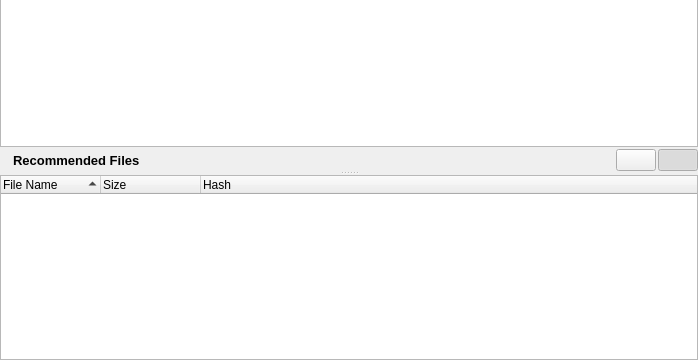
Before: the Qt Designer form retroshare-gui/src/gui/msgs/MessageWidget.ui in RetroShare/RetroShare, drawn with Qt 5; both pictures show x 0 to 698 and y 179 to 539 of the 698 by 539 pixel window.
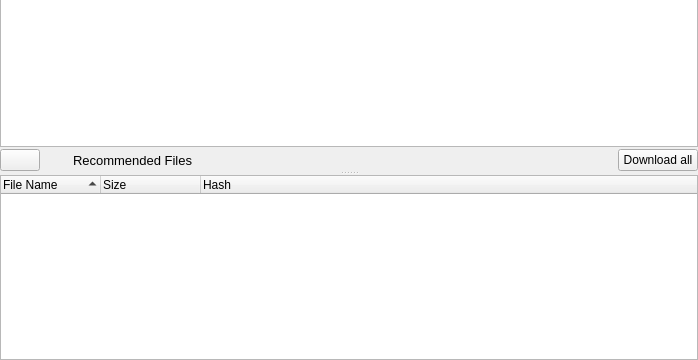
After: the same form once the commit is applied. Icons and pictures are not drawn. Custom widgets are drawn as their Qt base class.

Commit message: * Hide by default the Attachments Recommend Files list. * Changed the tooltips for the Hide/Show Button , "Download all" Button now with default text. * Moved files count label before "Recommend Files" label

The edit to the form file:
```diff
--- a/retroshare-gui/src/gui/msgs/MessageWidget.ui
+++ b/retroshare-gui/src/gui/msgs/MessageWidget.ui
@@ -355,6 +355,26 @@
             <property name="spacing">
              <number>6</number>
             </property>
+            <item row="0" column="0">
+             <widget class="QPushButton" name="expandFilesButton">
+              <property name="focusPolicy">
+               <enum>Qt::NoFocus</enum>
+              </property>
+              <property name="text">
+               <string/>
+              </property>
+              <property name="icon">
+               <iconset resource="../images.qrc">
+                <normaloff>:/images/edit_remove24.png</normaloff>:/images/edit_remove24.png</iconset>
+              </property>
+              <property name="checkable">
+               <bool>true</bool>
+              </property>
+              <property name="checked">
+               <bool>false</bool>
+              </property>
+             </widget>
+            </item>
             <item row="0" column="2">
              <widget class="QLabel" name="label_6">
               <property name="text">
@@ -365,13 +385,13 @@
               </property>
              </widget>
             </item>
-            <item row="0" column="3">
+            <item row="0" column="4">
              <widget class="QLabel" name="label_2">
               <property name="font">
                <font>
                 <pointsize>10</pointsize>
-                <weight>75</weight>
-                <bold>true</bold>
+                <weight>50</weight>
+                <bold>false</bold>
                </font>
               </property>
               <property name="text">
@@ -379,12 +399,12 @@
               </property>
              </widget>
             </item>
-            <item row="0" column="4">
+            <item row="0" column="3">
              <widget class="QLabel" name="filesText">
               <property name="font">
                <font>
                 <pointsize>10</pointsize>
-                <italic>true</italic>
+                <italic>false</italic>
                </font>
               </property>
               <property name="text">
@@ -415,29 +435,12 @@
             <property name="toolTip">
              <string>Download all Recommended Files</string>
             </property>
-            <property name="icon">
-             <iconset resource="../images.qrc">
-              <normaloff>:/images/down.png</normaloff>:/images/down.png</iconset>
-            </property>
-           </widget>
-          </item>
-          <item>
-           <widget class="QPushButton" name="expandFilesButton">
-            <property name="focusPolicy">
-             <enum>Qt::NoFocus</enum>
-            </property>
             <property name="text">
-             <string/>
+             <string>Download all</string>
             </property>
             <property name="icon">
              <iconset resource="../images.qrc">
-              <normaloff>:/images/edit_remove24.png</normaloff>:/images/edit_remove24.png</iconset>
-            </property>
-            <property name="checkable">
-             <bool>true</bool>
-            </property>
-            <property name="checked">
-             <bool>true</bool>
+              <normaloff>:/images/down.png</normaloff>:/images/down.png</iconset>
             </property>
            </widget>
           </item>
```
The commit also changes 1 other file.
